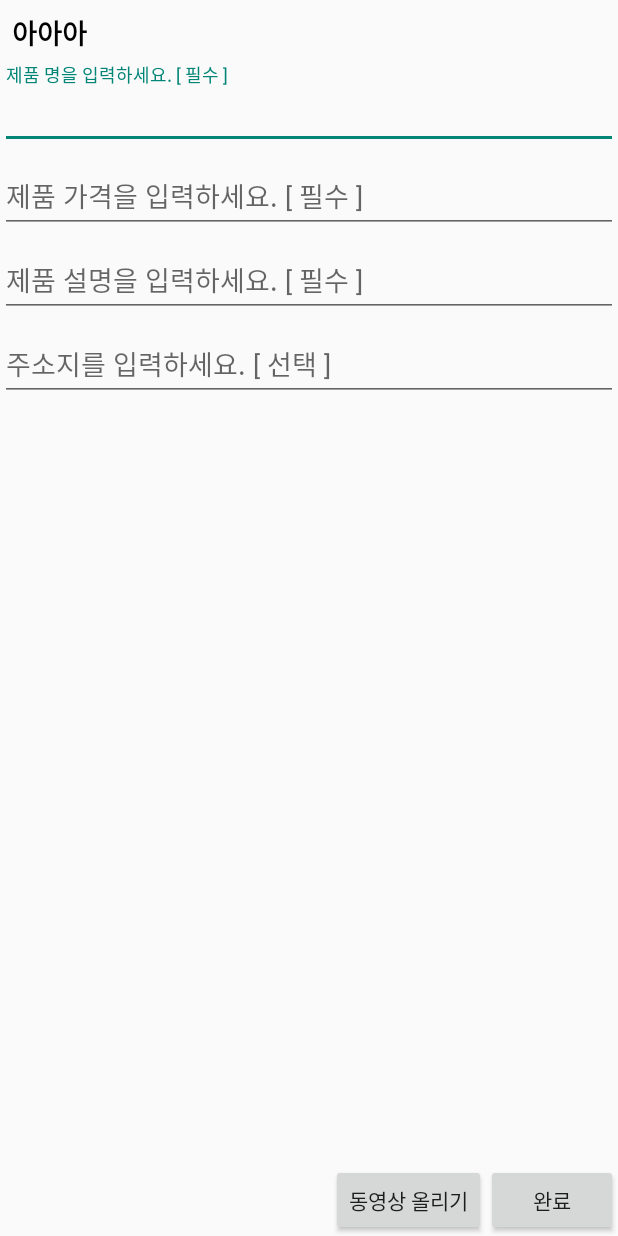
After one commit to 4538cgy/v-commerce, an Android app: the VideoUploadActivity screen opened directly, with no data from a screen before it, on a phone screen of 412 x 824 dp. The commit adds this screen. Run offline under Robolectric (Android 15) with nearby library versions, the phone set to English and light mode, and no system bars; our stand-ins replace Firebase (no records; nobody signed in at launch, a user with empty details on screens opened directly), data binding.

Commit message:
commit 비디오 업로드 구현

```diff
--- a/app/src/main/AndroidManifest.xml
+++ b/app/src/main/AndroidManifest.xml
@@ -6,7 +6,6 @@
     <uses-permission android:name="android.permission.CAMERA" />
     <uses-permission android:name="android.permission.WRITE_EXTERNAL_STORAGE" />
     <uses-permission android:name="android.permission.READ_EXTERNAL_STORAGE" />
-
 
     <uses-feature android:name="android.hardware.camera2" />
 
@@ -18,7 +17,8 @@
         android:supportsRtl="true"
         android:theme="@style/Theme.Design.Light.NoActionBar"
         android:usesCleartextTraffic="true">
-        <activity android:name=".activity.videoupload.VideoSelectActivity"></activity>
+        <activity android:name=".activity.videoupload.VideoUploadActivity"></activity>
+        <activity android:name=".activity.videoupload.VideoSelectActivity" />
         <activity android:name=".activity.oder.OrderCompleteActivitiy" />
         <activity android:name=".activity.oder.OrderActivity" />
         <activity android:name=".activity.cart.CartActivity" />
--- /dev/null
+++ b/app/src/main/res/drawable/progress_background.xml
@@ -0,0 +1,6 @@
+<?xml version="1.0" encoding="utf-8"?>
+<shape xmlns:android="http://schemas.android.com/apk/res/android">
+    <solid android:color="#22ffffff"/>
+    <corners android:radius="12dp"/>
+    <stroke android:color="#22ffffff" android:width="1dp"/>
+</shape>
--- /dev/null
+++ b/app/src/main/res/drawable/progress_image.xml
@@ -0,0 +1,6 @@
+<?xml version="1.0" encoding="utf-8"?>
+<animated-rotate xmlns:android="http://schemas.android.com/apk/res/android"
+    android:drawable="@drawable/ic_baseline_rotate_right_24"
+    android:pivotX="50%"
+    android:pivotY="50%">
+</animated-rotate>
--- /dev/null
+++ b/app/src/main/res/layout/activity_video_upload2.xml
@@ -0,0 +1,118 @@
+<?xml version="1.0" encoding="utf-8"?>
+<layout xmlns:android="http://schemas.android.com/apk/res/android"
+    xmlns:app="http://schemas.android.com/apk/res-auto"
+    xmlns:tools="http://schemas.android.com/tools"
+    tools:context=".activity.videoupload.VideoUploadActivity">
+
+    <data>
+
+        <variable
+            name="activityvideoupload"
+            type="com.uos.vcommcerce.activity.videoupload.VideoUploadActivity" />
+    </data>
+
+    <androidx.constraintlayout.widget.ConstraintLayout
+        android:layout_width="match_parent"
+        android:layout_height="match_parent">
+
+        <LinearLayout
+            android:id="@+id/activity_video_linear_video_name"
+            android:layout_width="match_parent"
+            android:layout_height="wrap_content"
+            android:orientation="vertical"
+            app:layout_constraintTop_toTopOf="parent"
+            app:layout_constraintLeft_toLeftOf="parent"
+            app:layout_constraintRight_toRightOf="parent"
+            >
+            <TextView
+                android:id="@+id/activity_video_textview_video_uri"
+                android:layout_width="wrap_content"
+                android:layout_height="wrap_content"
+                android:text="아아아"
+                android:textStyle="bold"
+                android:textSize="18dp"
+                android:textColor="@color/colorBlack"
+                android:layout_margin="8dp"
+                />
+
+        </LinearLayout>
+
+        <LinearLayout
+            android:layout_width="match_parent"
+            android:layout_height="wrap_content"
+            android:orientation="vertical"
+            app:layout_constraintLeft_toLeftOf="parent"
+            app:layout_constraintRight_toRightOf="parent"
+            app:layout_constraintTop_toBottomOf="@+id/activity_video_linear_video_name"
+            >
+            <com.google.android.material.textfield.TextInputLayout
+                android:layout_width="match_parent"
+                android:layout_height="wrap_content"
+                >
+                <EditText
+                    android:id="@+id/activity_video_upload_eidttext_productname"
+                    android:layout_width="match_parent"
+                    android:layout_height="wrap_content"
+                    android:hint="제품 명을 입력하세요. [ 필수 ]"
+
+                    />
+            </com.google.android.material.textfield.TextInputLayout>
+            <com.google.android.material.textfield.TextInputLayout
+                android:layout_width="match_parent"
+                android:layout_height="wrap_content"
+                >
+                <EditText
+                    android:id="@+id/activity_video_upload_eidttext_productcost"
+                    android:layout_width="match_parent"
+                    android:layout_height="wrap_content"
+                    android:hint="제품 가격을 입력하세요. [ 필수 ]"
+
+                    />
+            </com.google.android.material.textfield.TextInputLayout>
+            <com.google.android.material.textfield.TextInputLayout
+                android:layout_width="match_parent"
+                android:layout_height="wrap_content"
+                >
+                <EditText
+                    android:id="@+id/activity_video_upload_eidttext_productexplain"
+                    android:layout_width="match_parent"
+                    android:layout_height="wrap_content"
+                    android:hint="제품 설명을 입력하세요. [ 필수 ]"
+
+                    />
+            </com.google.android.material.textfield.TextInputLayout>
+            <com.google.android.material.textfield.TextInputLayout
+                android:layout_width="match_parent"
+                android:layout_height="wrap_content"
+                >
+                <EditText
+                    android:id="@+id/activity_video_upload_eidttext_address"
+                    android:layout_width="match_parent"
+                    android:layout_height="wrap_content"
+                    android:hint="주소지를 입력하세요. [ 선택 ]"
+
+                    />
+            </com.google.android.material.textfield.TextInputLayout>
+        </LinearLayout>
+
+        <Button
+            android:id="@+id/activity_video_upload_button_add_video"
+            android:layout_width="wrap_content"
+            android:layout_height="wrap_content"
+            android:text="동영상 올리기"
+            app:layout_constraintBottom_toBottomOf="parent"
+            app:layout_constraintRight_toLeftOf="@+id/activity_video_upload_button_upload"
+            />
+
+        <Button
+            android:id="@+id/activity_video_upload_button_upload"
+            android:layout_width="wrap_content"
+            android:layout_height="wrap_content"
+            android:text="완료"
+            app:layout_constraintBottom_toBottomOf="parent"
+            app:layout_constraintRight_toRightOf="parent" />
+
+
+    </androidx.constraintlayout.widget.ConstraintLayout>
+
+</layout>
```
Also changed, not shown: app/src/main/java/com/uos/vcommcerce/SettingActivity.kt (+9 -0 lines), app/src/main/java/com/uos/vcommcerce/activity/videoupload/VideoUploadActivity.kt (added, +134 -0 lines), app/src/main/java/com/uos/vcommcerce/model/ProductDTO.kt (added, +16 -0 lines), app/src/main/java/com/uos/vcommcerce/util/ProgressDialogLoading.kt (added, +24 -0 lines), app/src/main/res/drawable/ic_baseline_rotate_right_24.xml (added, +10 -0 lines), app/src/main/res/layout/dialog_progress_loading.xml (added, +43 -0 lines).
